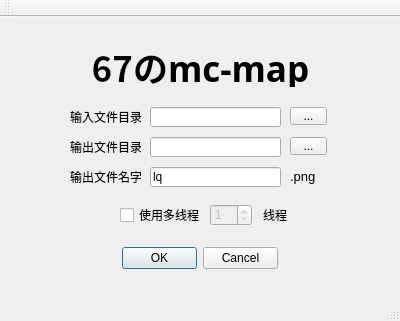
This is mc_map_gui/mainwindow.ui in yypactive/hsMCMapGui as Qt 5 draws it before an edit. The edited form follows.
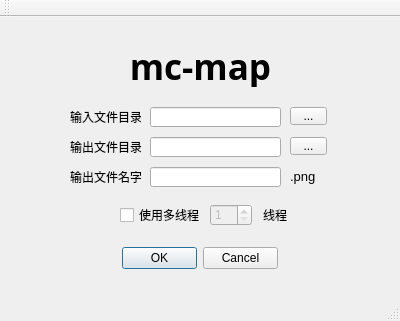
This is the edited form.

```diff
--- a/mc_map_gui/mainwindow.ui
+++ b/mc_map_gui/mainwindow.ui
@@ -177,7 +177,7 @@
      </font>
     </property>
     <property name="text">
-     <string>67のmc-map</string>
+     <string>mc-map</string>
     </property>
     <property name="alignment">
      <set>Qt::AlignCenter</set>
@@ -199,7 +199,7 @@
      </rect>
     </property>
     <property name="text">
-     <string>lq</string>
+     <string/>
     </property>
    </widget>
    <widget class="QLabel" name="label">
```
